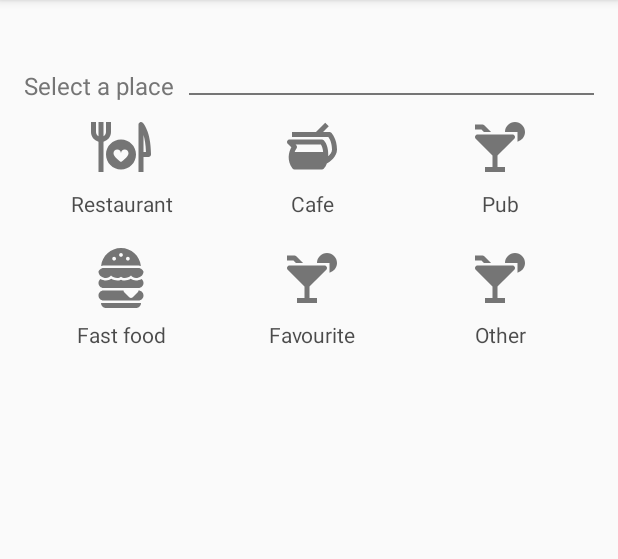
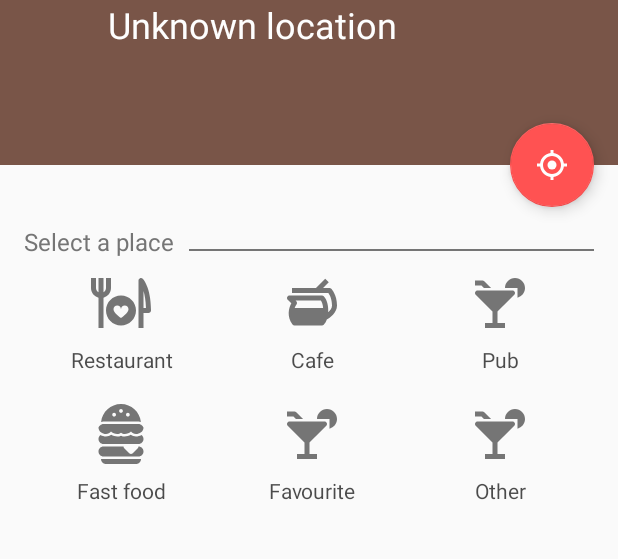
Before and after one commit to ilievv/meetup-android, an Android app: the screen it shows after launch (HomeActivity), on a phone screen of 412 x 824 dp, the part 84-643 px from its top. Run offline under Robolectric (Android 15) with nearby library versions, the phone set to English and light mode, and no system bars; libraries missing offline, so code that uses them is left out: com.afollestad.materialdialogs, com.mikepenz.fontawesome_typeface_library, com.mikepenz.google_material_typeface_library, com.mikepenz.materialdrawer; 3 statements that could not run were skipped.

Commit message:
bug fixes

```diff
--- a/Meetup/Meetup/app/build.gradle
+++ b/Meetup/Meetup/app/build.gradle
@@ -36,6 +36,7 @@ dependencies {
     compile 'com.mikepenz:google-material-typeface:2.2.0.3.original@aar'
     compile 'com.mikepenz:material-design-iconic-typeface:2.2.0.2@aar'
     compile 'com.mikepenz:fontawesome-typeface:4.7.0.0@aar'
+    compile 'com.afollestad.material-dialogs:core:0.9.3.0'
 
     testCompile 'junit:junit:4.12'
 }
--- a/Meetup/Meetup/app/src/main/java/com/telerikacademy/meetup/activities/HomeActivity.java
+++ b/Meetup/Meetup/app/src/main/java/com/telerikacademy/meetup/activities/HomeActivity.java
@@ -1,54 +1,92 @@
 package com.telerikacademy.meetup.activities;
 
 import android.Manifest;
+import android.content.Context;
 import android.content.Intent;
-import android.content.pm.PackageManager;
+import android.location.LocationManager;
 import android.os.Bundle;
-import android.support.v4.app.ActivityCompat;
+import android.support.annotation.NonNull;
+import android.support.design.widget.FloatingActionButton;
 import android.support.v4.app.FragmentManager;
-import android.support.v4.content.ContextCompat;
 import android.support.v7.app.AppCompatActivity;
 import android.util.Log;
 import android.view.View;
+import android.widget.Button;
 import android.widget.TextView;
+import com.afollestad.materialdialogs.DialogAction;
+import com.afollestad.materialdialogs.MaterialDialog;
 import com.telerikacademy.meetup.R;
 import com.telerikacademy.meetup.interfaces.ILocationProvider;
+import com.telerikacademy.meetup.interfaces.IPermissionHandler;
 import com.telerikacademy.meetup.interfaces.IToolbar;
-import com.telerikacademy.meetup.interfaces.events.IOnConnectedListener;
-import com.telerikacademy.meetup.interfaces.events.IOnConnectionFailedListener;
-import com.telerikacademy.meetup.interfaces.events.IOnLocationChangeListener;
+import com.telerikacademy.meetup.providers.events.IOnConnectedListener;
+import com.telerikacademy.meetup.providers.events.IOnConnectionFailedListener;
+import com.telerikacademy.meetup.providers.events.IOnLocationChangeListener;
 import com.telerikacademy.meetup.models.Location;
 import com.telerikacademy.meetup.providers.GoogleLocationProvider;
+import com.telerikacademy.meetup.utils.PermissionHandler;
 
 public class HomeActivity extends AppCompatActivity {
 
     private static final String TAG = HomeActivity.class.getSimpleName();
 
+    private IPermissionHandler permissionHandler;
     private ILocationProvider locationProvider;
 
     private FragmentManager fragmentManager;
-    private TextView currLocationTextView;
+    private TextView currentLocationTextView;
+    private FloatingActionButton updateLocationButton;
+
+    Location currentLocation;
 
     @Override
     public void onCreate(Bundle savedInstanceState) {
         super.onCreate(savedInstanceState);
         setContentView(R.layout.activity_home);
 
+        this.permissionHandler = new PermissionHandler(this);
+
         this.fragmentManager = this.getSupportFragmentManager();
-        this.currLocationTextView = (TextView) findViewById(R.id.tv_location);
+        this.currentLocationTextView = (TextView) findViewById(R.id.tv_location);
+        this.updateLocationButton = (FloatingActionButton) findViewById(R.id.btn_update_location);
+
+        this.updateLocationButton.setOnClickListener(new View.OnClickListener() {
+            @Override
+            public void onClick(View v) {
+                if (!checkPermissions()) {
+                    requestPermissions();
+                }
+
+                if (checkPermissions() &&
+                        !locationProvider.isConnected() &&
+                        !locationProvider.isConnecting()) {
+
+                    locationProvider.connect();
+                }
+
+                if (currentLocation != null) {
+                    currentLocationTextView.setText(currentLocation.getAddress());
+                }
+            }
+        });
 
         // TODO: Inject
         this.locationProvider = new GoogleLocationProvider(this);
         locationProvider.setOnLocationChangeListener(new IOnLocationChangeListener() {
             @Override
             public void onLocationChange(Location location) {
-                currLocationTextView.setText(location.getAddress());
+                currentLocation = location;
             }
         });
         locationProvider.setOnConnectedListener(new IOnConnectedListener() {
             @Override
             public void onConnected(Location location) {
-                currLocationTextView.setText(location.getAddress());
+                if (location == null) {
+                    requestPermissions();
+                    showEnableLocationDialog();
+                } else {
+                    currentLocationTextView.setText(location.getAddress());
+                }
             }
         });
         locationProvider.setOnConnectionFailedListener(new IOnConnectionFailedListener() {
@@ -62,18 +100,9 @@ public class HomeActivity extends AppCompatActivity {
     protected void onStart() {
         super.onStart();
 
-        IToolbar menuInflater = (IToolbar)
+        IToolbar toolbar = (IToolbar)
                 this.fragmentManager.findFragmentById(R.id.fragment_toolbar);
-        menuInflater.setNavigationDrawer();
-
-        // TODO: Move to button on click event
-        if (!checkPermission()) {
-            this.requestPermissions();
-        }
-
-        if (checkPermission()) {
-            this.locationProvider.connect();
-        }
+        toolbar.setNavigationDrawer();
     }
 
     protected void onStop() {
@@ -81,32 +110,38 @@ public class HomeActivity extends AppCompatActivity {
         this.locationProvider.disconnect();
     }
 
-    protected boolean checkPermission() {
-        return checkPermission(Manifest.permission.INTERNET) &&
-                checkPermission(Manifest.permission.ACCESS_FINE_LOCATION);
-    }
-
-    protected boolean checkPermission(String permission) {
-        int result = ContextCompat.checkSelfPermission(this, permission);
-        return result == PackageManager.PERMISSION_GRANTED;
+    protected boolean checkPermissions() {
+        return this.permissionHandler.checkPermissions(
+                Manifest.permission.INTERNET,
+                Manifest.permission.ACCESS_FINE_LOCATION);
     }
 
     protected void requestPermissions() {
-        int accessFineLocationResult = ContextCompat.checkSelfPermission(this,
+        this.permissionHandler.requestPermissions(
+                Manifest.permission.INTERNET,
                 Manifest.permission.ACCESS_FINE_LOCATION);
-        if (accessFineLocationResult != 0) {
-            ActivityCompat.requestPermissions(this,
-                    new String[]{Manifest.permission.ACCESS_FINE_LOCATION}, 1);
-        }
+    }
 
-        int internetLocationResult = ContextCompat.checkSelfPermission(this,
-                Manifest.permission.INTERNET);
-        if (internetLocationResult != 0) {
-            ActivityCompat.requestPermissions(this,
-                    new String[]{Manifest.permission.INTERNET}, 2);
+    // TODO: Abstract
+    protected void showEnableLocationDialog() {
+        LocationManager locationManager = (LocationManager) this.getSystemService(Context.LOCATION_SERVICE);
+        if (!locationManager.isProviderEnabled(LocationManager.GPS_PROVIDER)) {
+            new MaterialDialog.Builder(this)
+                    .onPositive(new MaterialDialog.SingleButtonCallback() {
+                        @Override
+                        public void onClick(@NonNull MaterialDialog dialog, @NonNull DialogAction which) {
+                            startActivity(new Intent(android.provider.Settings.ACTION_LOCATION_SOURCE_SETTINGS));
+                        }
+                    })
+                    .title("Enable location service?")
+                    .positiveText("Yes")
+                    .negativeText("No")
+                    .iconRes(R.drawable.ic_location_gps)
+                    .show();
         }
     }
 
+    // TODO: Remove
     public void secretIntent(View view) {
         Intent intent = new Intent(this, NearbyVenuesActivity.class);
         this.startActivity(intent);
--- a/Meetup/Meetup/app/src/main/java/com/telerikacademy/meetup/interfaces/ILocationProvider.java
+++ b/Meetup/Meetup/app/src/main/java/com/telerikacademy/meetup/interfaces/ILocationProvider.java
@@ -1,8 +1,8 @@
 package com.telerikacademy.meetup.interfaces;
 
-import com.telerikacademy.meetup.interfaces.events.IOnConnectedListener;
-import com.telerikacademy.meetup.interfaces.events.IOnConnectionFailedListener;
-import com.telerikacademy.meetup.interfaces.events.IOnLocationChangeListener;
+import com.telerikacademy.meetup.providers.events.IOnConnectedListener;
+import com.telerikacademy.meetup.providers.events.IOnConnectionFailedListener;
+import com.telerikacademy.meetup.providers.events.IOnLocationChangeListener;
 
 public interface ILocationProvider {
 
@@ -10,6 +10,10 @@ public interface ILocationProvider {
 
     void disconnect();
 
+    boolean isConnected();
+
+    boolean isConnecting();
+
     void setOnConnectedListener(IOnConnectedListener onConnectedListener);
 
     void setOnConnectionFailedListener(IOnConnectionFailedListener onConnectionFailedListener);
--- /dev/null
+++ b/Meetup/Meetup/app/src/main/java/com/telerikacademy/meetup/interfaces/IPermissionHandler.java
@@ -0,0 +1,10 @@
+package com.telerikacademy.meetup.interfaces;
+
+import android.support.annotation.NonNull;
+
+public interface IPermissionHandler {
+
+    boolean checkPermissions(@NonNull String... permissions);
+
+    void requestPermissions(@NonNull String... permissions);
+}
--- a/Meetup/Meetup/app/src/main/java/com/telerikacademy/meetup/providers/GoogleLocationProvider.java
+++ b/Meetup/Meetup/app/src/main/java/com/telerikacademy/meetup/providers/GoogleLocationProvider.java
@@ -14,11 +14,10 @@ import com.google.android.gms.common.api.GoogleApiClient;
 import com.google.android.gms.location.LocationListener;
 import com.google.android.gms.location.LocationRequest;
 import com.google.android.gms.location.LocationServices;
-import com.telerikacademy.meetup.R;
 import com.telerikacademy.meetup.interfaces.ILocationProvider;
-import com.telerikacademy.meetup.interfaces.events.IOnConnectedListener;
-import com.telerikacademy.meetup.interfaces.events.IOnConnectionFailedListener;
-import com.telerikacademy.meetup.interfaces.events.IOnLocationChangeListener;
+import com.telerikacademy.meetup.providers.events.IOnConnectedListener;
+import com.telerikacademy.meetup.providers.events.IOnConnectionFailedListener;
+import com.telerikacademy.meetup.providers.events.IOnLocationChangeListener;
 
 import java.io.IOException;
 import java.util.ArrayList;
@@ -51,6 +50,14 @@ public class GoogleLocationProvider
 
     public void disconnect() {
         this.googleApiClient.disconnect();
+    }
+
+    public boolean isConnected() {
+        return this.googleApiClient.isConnected();
+    }
+
+    public boolean isConnecting() {
+        return this.googleApiClient.isConnecting();
     }
 
     public void setOnConnectedListener(IOnConnectedListener onConnectedListener) {
@@ -119,11 +126,12 @@ public class GoogleLocationProvider
         if (this.locationRequest == null) {
             this.locationRequest = LocationRequest.create()
                     .setPriority(LocationRequest.PRIORITY_HIGH_ACCURACY)
-                    .setInterval(10 * 1000)
-                    .setFastestInterval(1000);
+                    .setInterval(10000)
+                    .setFastestInterval(10000);
         }
     }
 
+    // TODO: Create through location factory
     private com.telerikacademy.meetup.models.Location parseLocation(Location location) {
         if (location == null) {
             return null;
--- a/Meetup/Meetup/app/src/main/java/com/telerikacademy/meetup/interfaces/events/IOnConnectedListener.java
+++ b/Meetup/Meetup/app/src/main/java/com/telerikacademy/meetup/providers/events/IOnConnectedListener.java
@@ -1,4 +1,4 @@
-package com.telerikacademy.meetup.interfaces.events;
+package com.telerikacademy.meetup.providers.events;
 
 import com.telerikacademy.meetup.models.Location;
 
--- a/Meetup/Meetup/app/src/main/java/com/telerikacademy/meetup/interfaces/events/IOnConnectionFailedListener.java
+++ b/Meetup/Meetup/app/src/main/java/com/telerikacademy/meetup/providers/events/IOnConnectionFailedListener.java
@@ -1,4 +1,4 @@
-package com.telerikacademy.meetup.interfaces.events;
+package com.telerikacademy.meetup.providers.events;
 
 public interface IOnConnectionFailedListener {
     void onConnectionFailed(String errorMessage);
--- a/Meetup/Meetup/app/src/main/java/com/telerikacademy/meetup/interfaces/events/IOnLocationChangeListener.java
+++ b/Meetup/Meetup/app/src/main/java/com/telerikacademy/meetup/providers/events/IOnLocationChangeListener.java
@@ -1,4 +1,4 @@
-package com.telerikacademy.meetup.interfaces.events;
+package com.telerikacademy.meetup.providers.events;
 
 import com.telerikacademy.meetup.models.Location;
 
--- /dev/null
+++ b/Meetup/Meetup/app/src/main/java/com/telerikacademy/meetup/utils/PermissionHandler.java
@@ -0,0 +1,37 @@
+package com.telerikacademy.meetup.utils;
+
+import android.app.Activity;
+import android.content.pm.PackageManager;
+import android.support.annotation.NonNull;
+import android.support.v4.app.ActivityCompat;
+import android.support.v4.content.ContextCompat;
+import com.telerikacademy.meetup.interfaces.IPermissionHandler;
+
+public class PermissionHandler implements IPermissionHandler {
+
+    private final Activity context;
+
+    public PermissionHandler(Activity context) {
+        this.context = context;
+    }
+
+    public boolean checkPermissions(@NonNull String... permissions) {
+        for (String permission : permissions) {
+            int permissionRes = ContextCompat.checkSelfPermission(this.context, permission);
+            if (permissionRes != PackageManager.PERMISSION_GRANTED) {
+                return false;
+            }
+        }
+
+        return true;
+    }
+
+    public void requestPermissions(@NonNull String... permissions) {
+        for (String permission : permissions) {
+            int permissionRes = ContextCompat.checkSelfPermission(this.context, permission);
+            if (permissionRes != PackageManager.PERMISSION_GRANTED) {
+                ActivityCompat.requestPermissions(this.context, new String[]{permission}, 1);
+            }
+        }
+    }
+}
--- /dev/null
+++ b/Meetup/Meetup/app/src/main/res/drawable/ic_location_gps.xml
@@ -0,0 +1,12 @@
+<vector xmlns:android="http://schemas.android.com/apk/res/android"
+        android:width="24dp"
+        android:height="24dp"
+        android:viewportWidth="24.0"
+        android:viewportHeight="24.002">
+    <path
+        android:pathData="M12.002,12.004m-3,0a3,3 0,1 1,6 0a3,3 0,1 1,-6 0"
+        android:fillColor="#757575"/>
+    <path
+        android:pathData="M22.002,11.004h-2.069c-0.454,-3.611 -3.319,-6.477 -6.931,-6.931V2.004h-2v2.069c-3.611,0.454 -6.477,3.32 -6.931,6.931H2.002v2h2.069c0.454,3.611 3.319,6.477 6.931,6.931v2.069h2v-2.069c3.612,-0.454 6.477,-3.32 6.931,-6.931h2.069V11.004zM12.002,18.004c-3.309,0 -6,-2.691 -6,-6s2.691,-6 6,-6s6,2.691 6,6S15.311,18.004 12.002,18.004z"
+        android:fillColor="#757575"/>
+</vector>
--- a/Meetup/Meetup/app/src/main/res/layout/activity_home.xml
+++ b/Meetup/Meetup/app/src/main/res/layout/activity_home.xml
@@ -1,16 +1,21 @@
 <?xml version="1.0" encoding="utf-8"?>
-<LinearLayout
+<android.support.design.widget.CoordinatorLayout
         xmlns:android="http://schemas.android.com/apk/res/android"
         xmlns:tools="http://schemas.android.com/tools"
+        xmlns:app="http://schemas.android.com/apk/res-auto"
         tools:context="com.telerikacademy.meetup.activities.HomeActivity"
         android:id="@+id/activity_main"
+        android:layout_width="match_parent"
+        android:layout_height="match_parent">
+
+    <LinearLayout
             android:layout_width="match_parent"
             android:layout_height="match_parent"
             android:orientation="vertical">
 
         <fragment
                 android:id="@+id/fragment_toolbar"
-            android:name="com.telerikacademy.meetup.fragments.ToolbarFragment"
+                android:name="com.telerikacademy.meetup.fragments.HomeToolbarFragment"
                 android:layout_width="match_parent"
                 android:layout_height="wrap_content"/>
 
@@ -20,16 +25,8 @@
                 android:orientation="vertical"
                 android:paddingStart="@dimen/activity_horizontal_margin"
                 android:paddingEnd="@dimen/activity_horizontal_margin"
-            android:paddingTop="@dimen/activity_vertical_margin"
+                android:paddingTop="40dp"
                 android:paddingBottom="@dimen/activity_vertical_margin">
-
-        <TextView
-                android:id="@+id/tv_location"
-                android:layout_width="wrap_content"
-                android:layout_height="wrap_content"
-                android:layout_marginBottom="8dp"
-                android:textSize="16sp"
-                android:textStyle="bold"/>
 
             <LinearLayout
                     android:layout_width="match_parent"
@@ -121,5 +118,17 @@
 
         </LinearLayout>
 
+    </LinearLayout>
 
-</LinearLayout>
+    <android.support.design.widget.FloatingActionButton
+            android:id="@+id/btn_update_location"
+            android:layout_width="wrap_content"
+            android:layout_height="wrap_content"
+            android:layout_margin="16dp"
+            android:clickable="true"
+            android:tint="#FEFEFE"
+            android:src="@drawable/ic_location_gps"
+            app:layout_anchor="@id/fragment_toolbar"
+            app:layout_anchorGravity="bottom|right|end"/>
+
+</android.support.design.widget.CoordinatorLayout>
--- a/Meetup/Meetup/app/src/main/res/layout/fragment_home_toolbar.xml
+++ b/Meetup/Meetup/app/src/main/res/layout/fragment_home_toolbar.xml
@@ -1,13 +1,53 @@
-<FrameLayout xmlns:android="http://schemas.android.com/apk/res/android"
-             xmlns:tools="http://schemas.android.com/tools"
-             android:layout_width="match_parent"
-             android:layout_height="match_parent"
-             tools:context="com.telerikacademy.meetup.fragments.HomeToolbarFragment">
+<android.support.design.widget.CoordinatorLayout
+        xmlns:android="http://schemas.android.com/apk/res/android"
+        xmlns:tools="http://schemas.android.com/tools"
+        android:layout_width="match_parent"
+        android:layout_height="match_parent"
+        android:clipToPadding="false"
+        android:background="@color/colorPrimary"
+        tools:context="com.telerikacademy.meetup.fragments.ToolbarFragment">
 
-    <!-- TODO: Update blank fragment layout -->
-    <TextView
+    <LinearLayout
             android:layout_width="match_parent"
             android:layout_height="match_parent"
-            android:text="@string/hello_blank_fragment"/>
+            android:orientation="vertical">
 
-</FrameLayout>
+        <android.support.v7.widget.Toolbar
+                android:id="@+id/toolbar"
+                android:layout_width="match_parent"
+                android:layout_height="?attr/actionBarSize"
+                style="@style/AppTheme.ToolBar"
+                android:elevation="0dp"/>
+
+        <LinearLayout
+                android:layout_width="match_parent"
+                android:layout_height="110dp"
+                android:orientation="vertical"
+                android:gravity="center_horizontal|top"
+                android:paddingStart="72dp"
+                android:paddingEnd="50dp"
+                android:paddingBottom="40dp">
+
+            <TextView
+                    android:layout_width="match_parent"
+                    android:layout_height="wrap_content"
+                    android:text="Unknown location"
+                    android:textSize="24sp"
+                    android:textColor="@color/tertiaryText"
+                    android:ellipsize="end"
+                    android:maxLines="1"/>
+
+            <TextView
+                    android:id="@+id/tv_location"
+                    android:layout_width="match_parent"
+                    android:layout_height="wrap_content"
+                    android:textSize="14sp"
+                    android:textColor="@color/quaternaryText"
+                    android:ellipsize="end"
+                    android:maxLines="2"/>
+
+        </LinearLayout>
+
+    </LinearLayout>
+
+</android.support.design.widget.CoordinatorLayout>
--- a/Meetup/Meetup/app/src/main/res/values/colors.xml
+++ b/Meetup/Meetup/app/src/main/res/values/colors.xml
@@ -8,6 +8,7 @@
     <color name="primaryText">#B3000000</color>
     <color name="secondaryText">#757575</color>
     <color name="tertiaryText">#FEFEFE</color>
+    <color name="quaternaryText">#e4e4e4</color>
 
     <color name="icons">#757575</color>
 
--- /dev/null
+++ b/Meetup/Meetup/network/src/main/java/com/example/MyClass.java
@@ -0,0 +1,4 @@
+package com.example;
+
+public class yClass {
+}
--- a/Meetup/Meetup/settings.gradle
+++ b/Meetup/Meetup/settings.gradle
@@ -1 +1 @@
-include ':app'
+include ':app', ':network'
```
Also changed, not shown: Meetup/Meetup/app/src/main/res/drawable/rect_radius.xml (added, +26 -0 lines), Meetup/Meetup/network/build.gradle (added, +8 -0 lines). Lines whose indentation alone changed are shown as unchanged.
